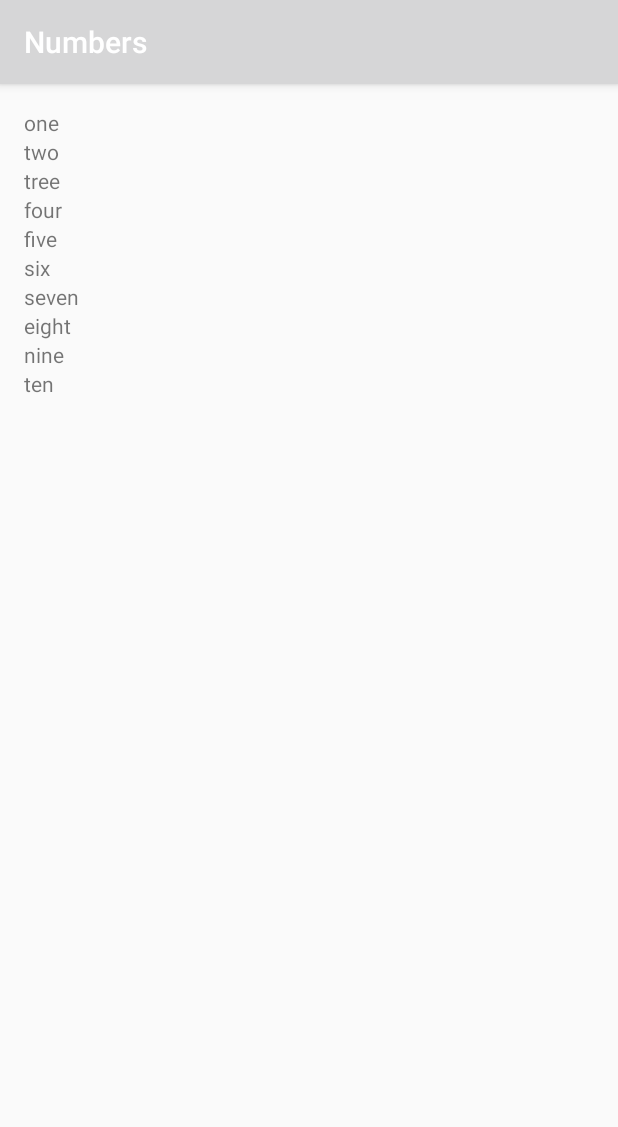
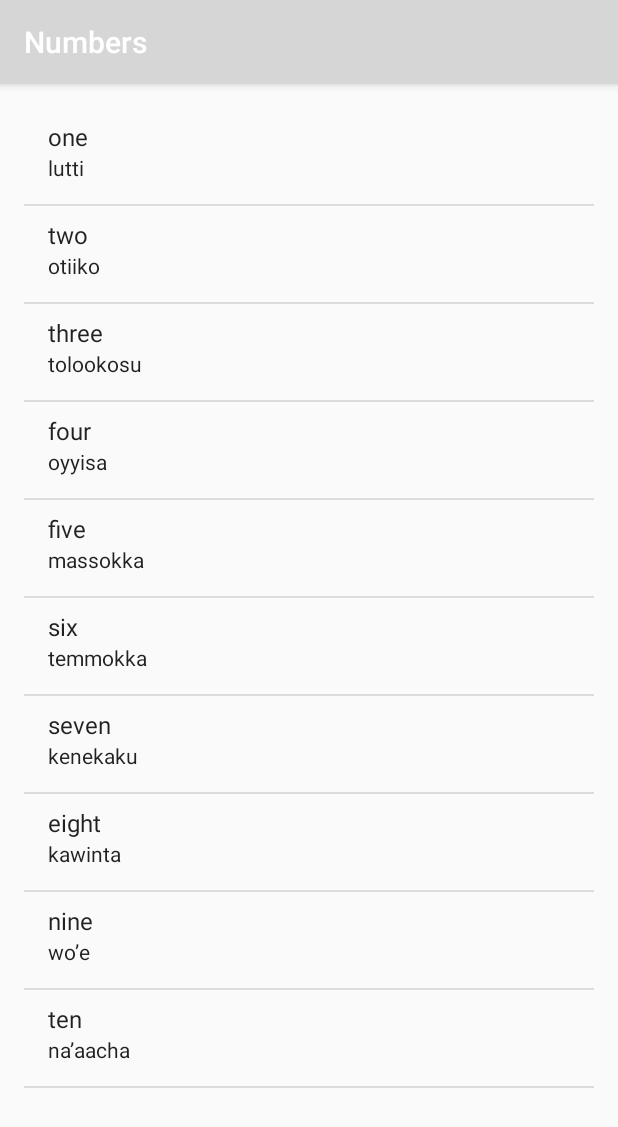
Before and after one commit to khalilayache/MiwokTranslation, an Android app: the NumbersActivity screen opened directly, with no data from a screen before it, on a phone screen of 412 x 824 dp. Shown: the top 1127 px of the screen. Run offline under Robolectric (Android 15) with nearby library versions, the phone set to English and light mode, and no system bars.

Commit message:
All activities working

```diff
--- a/app/src/main/java/com/khalilayache/miwoktranslation/NumbersActivity.java
+++ b/app/src/main/java/com/khalilayache/miwoktranslation/NumbersActivity.java
@@ -3,11 +3,7 @@
 import android.os.Bundle;
 import android.support.annotation.Nullable;
 import android.support.v7.app.AppCompatActivity;
-import android.util.Log;
-import android.widget.LinearLayout;
-import android.widget.TextView;
-
-import org.w3c.dom.Text;
+import android.widget.ListView;
 
 import java.util.ArrayList;
 
@@ -21,29 +17,25 @@
     @Override
     protected void onCreate(@Nullable Bundle savedInstanceState) {
         super.onCreate(savedInstanceState);
-        setContentView(R.layout.activity_numbers);
+        setContentView(R.layout.words_list);
 
-        ArrayList<String> words = new ArrayList<>();
+        ArrayList<Word> words = new ArrayList<>();
+        words.add(new Word("one", "lutti"));
+        words.add(new Word("two", "otiiko"));
+        words.add(new Word("three", "tolookosu"));
+        words.add(new Word("four", "oyyisa"));
+        words.add(new Word("five", "massokka"));
+        words.add(new Word("six", "temmokka"));
+        words.add(new Word("seven", "kenekaku"));
+        words.add(new Word("eight", "kawinta"));
+        words.add(new Word("nine", "wo’e"));
+        words.add(new Word("ten", "na’aacha"));
 
-        words.add(getString(R.string.one));
-        words.add(getString(R.string.two));
-        words.add(getString(R.string.three));
-        words.add(getString(R.string.four));
-        words.add(getString(R.string.five));
-        words.add(getString(R.string.six));
-        words.add(getString(R.string.seven));
-        words.add(getString(R.string.eight));
-        words.add(getString(R.string.nine));
-        words.add(getString(R.string.ten));
+        WordAdapter wordAdapter = new WordAdapter (this, words);
 
+        ListView listView = (ListView) findViewById(R.id.list);
 
-        LinearLayout rootView = (LinearLayout) findViewById(R.id.rootView);
-
-        for(int i = 0; i < words.size(); i++){
-            TextView textView = new TextView(this);
-            textView.setText(words.get(i));
-            rootView.addView(textView);
-        }
+        listView.setAdapter(wordAdapter);
 
     }
 }
--- /dev/null
+++ b/app/src/main/java/com/khalilayache/miwoktranslation/Word.java
@@ -0,0 +1,27 @@
+package com.khalilayache.miwoktranslation;
+
+/**
+ * @author by dlieve_khalil
+ * @version 1
+ * @since 09/12/2016
+ **/
+
+public class Word {
+
+    private String mDefaultTranslation;
+
+    private String mMiwokTranslation;
+
+    public Word(String mDefaultTranslation, String mMiwokTranslation) {
+        this.mDefaultTranslation = mDefaultTranslation;
+        this.mMiwokTranslation = mMiwokTranslation;
+    }
+
+    public String getmDefaultTranslation() {
+        return mDefaultTranslation;
+    }
+
+    public String getmMiwokTranslation() {
+        return mMiwokTranslation;
+    }
+}
--- /dev/null
+++ b/app/src/main/java/com/khalilayache/miwoktranslation/WordAdapter.java
@@ -0,0 +1,48 @@
+package com.khalilayache.miwoktranslation;
+
+import android.app.Activity;
+import android.content.Context;
+import android.support.annotation.NonNull;
+import android.view.LayoutInflater;
+import android.view.View;
+import android.view.ViewGroup;
+import android.widget.ArrayAdapter;
+import android.widget.TextView;
+
+import java.util.ArrayList;
+
+/**
+ * @author by dlieve_khalil
+ * @version 1
+ * @since 09/12/2016
+ **/
+
+public class WordAdapter extends ArrayAdapter<Word> {
+
+
+    public WordAdapter(Activity context, ArrayList<Word> words) {
+        super(context,0,words);
+    }
+
+    @NonNull
+    @Override
+    public View getView(int position, View convertView, ViewGroup parent) {
+
+        View listItemView = convertView;
+        if(listItemView == null){
+            listItemView = LayoutInflater.from(
+                    getContext()).inflate(
+                    android.R.layout.simple_list_item_2,
+                    parent, false);
+        }
+
+        Word currentWord = getItem(position);
+        TextView textDefaultTranslation = (TextView) listItemView.findViewById(android.R.id.text1);
+        TextView textMiwokTranslation = (TextView) listItemView.findViewById(android.R.id.text2);
+
+        textDefaultTranslation.setText(currentWord.getmDefaultTranslation());
+        textMiwokTranslation.setText(currentWord.getmMiwokTranslation());
+
+        return listItemView;
+    }
+}
--- a/app/src/main/res/layout/activity_numbers.xml
+++ b/app/src/main/res/layout/words_list.xml
@@ -1,14 +1,11 @@
-<?xml version="1.0" encoding="utf-8"?>
-<LinearLayout xmlns:android="http://schemas.android.com/apk/res/android"
+<ListView xmlns:android="http://schemas.android.com/apk/res/android"
     xmlns:tools="http://schemas.android.com/tools"
+    android:id="@+id/list"
+    android:orientation="vertical"
     android:layout_width="match_parent"
     android:layout_height="match_parent"
-    android:orientation="vertical"
-    android:id="@+id/rootView"
     android:paddingBottom="@dimen/activity_vertical_margin"
     android:paddingLeft="@dimen/activity_horizontal_margin"
     android:paddingRight="@dimen/activity_horizontal_margin"
     android:paddingTop="@dimen/activity_vertical_margin"
-    tools:context="com.khalilayache.miwoktranslation.NumbersActivity">
-
-</LinearLayout>
+    />
--- a/build.gradle
+++ b/build.gradle
@@ -5,7 +5,7 @@
         jcenter()
     }
     dependencies {
-        classpath 'com.android.tools.build:gradle:2.2.2'
+        classpath 'com.android.tools.build:gradle:2.2.3'
 
         // NOTE: Do not place your application dependencies here; they belong
         // in the individual module build.gradle files
```
Also changed, not shown: app/src/main/java/com/khalilayache/miwoktranslation/ColorsActivity.java (+29 -0 lines), app/src/main/java/com/khalilayache/miwoktranslation/FamilyActivity.java (+30 -0 lines), app/src/main/java/com/khalilayache/miwoktranslation/PhrasesActivity.java (+29 -0 lines).
